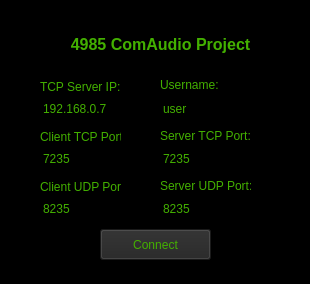
Qt form src/application/mainwindow.ui (mvan/4985Final) before a commit.
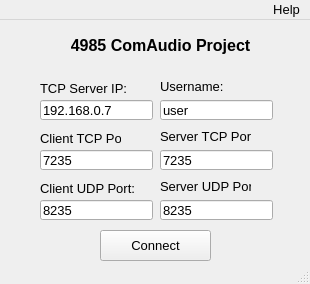
The same form after that commit.

Commit message: reverted to default colors: to edit the color scheme, edit the styles.qss file in the resources directory.

Diff of the .ui file:
```diff
--- a/src/application/mainwindow.ui
+++ b/src/application/mainwindow.ui
@@ -19,9 +19,6 @@
   <property name="windowTitle">
    <string>Connect</string>
   </property>
-  <property name="styleSheet">
-   <string notr="true">background-color: rgb(0, 0, 0);</string>
-  </property>
   <widget class="QWidget" name="centralWidget">
    <widget class="QLineEdit" name="tcpIpValue">
     <property name="geometry">
@@ -32,9 +29,6 @@
       <height>20</height>
      </rect>
     </property>
-    <property name="styleSheet">
-     <string notr="true">color: rgb(67, 176, 0);</string>
-    </property>
     <property name="text">
      <string>192.168.0.7</string>
     </property>
@@ -48,10 +42,6 @@
       <height>31</height>
      </rect>
     </property>
-    <property name="styleSheet">
-     <string notr="true">background-color: rgb(36, 36, 36);
-color: rgb(67, 176, 0);</string>
-    </property>
     <property name="text">
      <string>Connect</string>
     </property>
@@ -65,9 +55,6 @@
       <height>16</height>
      </rect>
     </property>
-    <property name="styleSheet">
-     <string notr="true">color: rgb(67, 176, 0);</string>
-    </property>
     <property name="text">
      <string>TCP Server IP:</string>
     </property>
@@ -81,9 +68,6 @@
       <height>20</height>
      </rect>
     </property>
-    <property name="styleSheet">
-     <string notr="true">color: rgb(67, 176, 0);</string>
-    </property>
     <property name="text">
      <string>user</string>
     </property>
@@ -97,9 +81,6 @@
       <height>20</height>
      </rect>
     </property>
-    <property name="styleSheet">
-     <string notr="true">color: rgb(67, 176, 0);</string>
-    </property>
     <property name="text">
      <string>Username:</string>
     </property>
@@ -113,9 +94,6 @@
       <height>51</height>
      </rect>
     </property>
-    <property name="styleSheet">
-     <string notr="true">color: rgb(67, 176, 0);</string>
-    </property>
     <property name="text">
      <string>&lt;!DOCTYPE HTML PUBLIC &quot;-//W3C//DTD HTML 4.0//EN&quot; &quot;http://www.w3.org/TR/REC-html40/strict.dtd&quot;&gt;
 &lt;html&gt;&lt;head&gt;&lt;meta name=&quot;qrichtext&quot; content=&quot;1&quot; /&gt;&lt;style type=&quot;text/css&quot;&gt;
@@ -145,9 +123,6 @@
     <property name="contextMenuPolicy">
      <enum>Qt::NoContextMenu</enum>
     </property>
-    <property name="styleSheet">
-     <string notr="true">color: rgb(67, 176, 0);</string>
-    </property>
     <property name="text">
      <string>7235</string>
     </property>
@@ -161,9 +136,6 @@
       <height>16</height>
      </rect>
     </property>
-    <property name="styleSheet">
-     <string notr="true">color: rgb(67, 176, 0);</string>
-    </property>
     <property name="text">
      <string>Client TCP Port:</string>
     </property>
@@ -177,9 +149,6 @@
       <height>21</height>
      </rect>
     </property>
-    <property name="styleSheet">
-     <string notr="true">color: rgb(67, 176, 0);</string>
-    </property>
     <property name="text">
      <string>Server TCP Port:</string>
     </property>
@@ -196,9 +165,6 @@
     <property name="contextMenuPolicy">
      <enum>Qt::NoContextMenu</enum>
     </property>
-    <property name="styleSheet">
-     <string notr="true">color: rgb(67, 176, 0);</string>
-    </property>
     <property name="text">
      <string>7235</string>
     </property>
@@ -208,13 +174,10 @@
      <rect>
       <x>40</x>
       <y>160</y>
-      <width>81</width>
+      <width>101</width>
       <height>16</height>
      </rect>
     </property>
-    <property name="styleSheet">
-     <string notr="true">color: rgb(67, 176, 0);</string>
-    </property>
     <property name="text">
      <string>Client UDP Port:</string>
     </property>
@@ -228,9 +191,6 @@
       <height>21</height>
      </rect>
     </property>
-    <property name="styleSheet">
-     <string notr="true">color: rgb(67, 176, 0);</string>
-    </property>
     <property name="text">
      <string>Server UDP Port:</string>
     </property>
@@ -247,9 +207,6 @@
     <property name="contextMenuPolicy">
      <enum>Qt::NoContextMenu</enum>
     </property>
-    <property name="styleSheet">
-     <string notr="true">color: rgb(67, 176, 0);</string>
-    </property>
     <property name="text">
      <string>8235</string>
     </property>
@@ -266,9 +223,6 @@
     <property name="contextMenuPolicy">
      <enum>Qt::NoContextMenu</enum>
     </property>
-    <property name="styleSheet">
-     <string notr="true">color: rgb(67, 176, 0);</string>
-    </property>
     <property name="text">
      <string>8235</string>
     </property>
@@ -280,7 +234,7 @@
      <x>0</x>
      <y>0</y>
      <width>310</width>
-     <height>23</height>
+     <height>21</height>
     </rect>
    </property>
    <property name="layoutDirection">
```
The commit also changes 8 other files.
